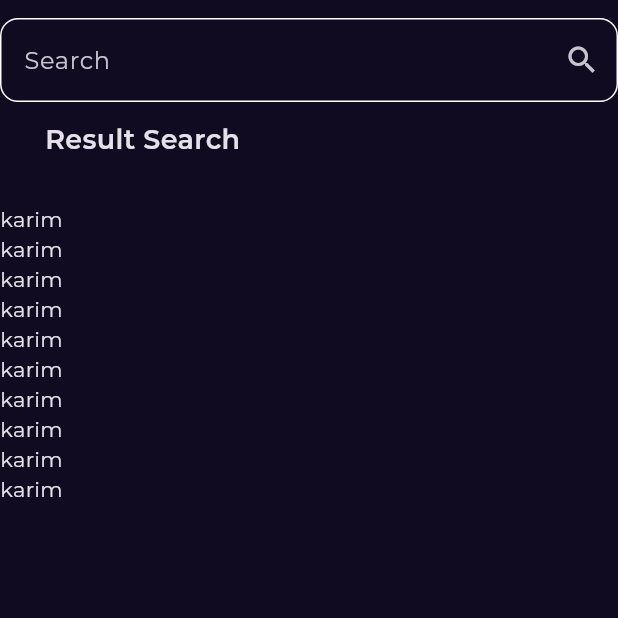
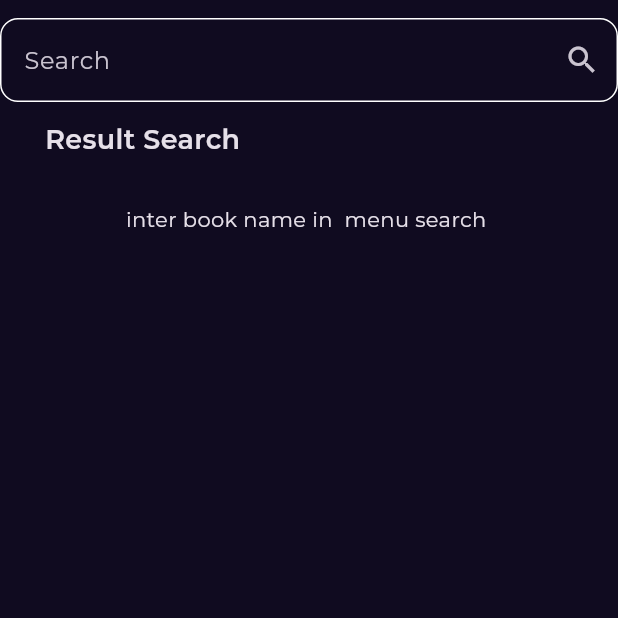
Before and after one commit to karim1430/bookly_app, a Flutter app: the screen it shows after launch, after a tap on the "search" icon, on a phone screen of 412 x 824 dp, the top half of it. Run offline on Flutter 3.47's test engine with Material 3 defaults, Android fonts, the phone set to English and light mode, and no system bars; our stand-ins replace bloc, cached_network_image, dartz, dio, equatable, flutter_bloc and 3 more; network calls fail.

Commit message:
display data in search view

```diff
--- a/lib/Features/home/data/repos/home_repo.dart
+++ b/lib/Features/home/data/repos/home_repo.dart
@@ -7,4 +7,6 @@ abstract class HomeRepo {
   Future<Either<Failure, List<BookModel>>> fetchFeatureBooks();
   Future<Either<Failure, List<BookModel>>> fetchSimilarBooks(
       {required String category});
+  Future<Either<Failure, List<BookModel>>> fetchSearchBooks(
+      {required String searchBook});
 }
--- a/lib/Features/home/presentation/views/widgets/best_seller_list_view_item.dart
+++ b/lib/Features/home/presentation/views/widgets/best_seller_list_view_item.dart
@@ -60,7 +60,7 @@ class BookListViewItem extends StatelessWidget {
                     ),
                   ),
                   Text(
-                    bookModel.volumeInfo.authors![0],
+                    bookModel.volumeInfo.authors?[0] ?? 'unknown',
                     style: Style.textStyle14
                         .copyWith(color: const Color(0xff707070)),
                   ),
--- /dev/null
+++ b/lib/Features/search/presention/manger/search_cubit/search_cubit.dart
@@ -0,0 +1,26 @@
+import 'package:bloc/bloc.dart';
+import 'package:bookly_app/Features/home/data/models/book_model/book_model.dart';
+import 'package:equatable/equatable.dart';
+
+import '../../../../home/data/repos/home_repo.dart';
+
+part 'search_state.dart';
+
+class SearchCubit extends Cubit<SearchState> {
+  SearchCubit(this.homeRepo) : super(SearchInitial());
+
+  final HomeRepo homeRepo;
+  Future<void> fetchSearchBook({required String searchBook}) async {
+    emit(SearchLouding());
+    var result = await homeRepo.fetchSearchBooks(searchBook: searchBook);
+
+    result.fold(
+      (failure) {
+        return emit(SearchFailure(failure.errMessage));
+      },
+      (books) {
+        return emit(SearchSuccess(books));
+      },
+    );
+  }
+}
--- /dev/null
+++ b/lib/Features/search/presention/manger/search_cubit/search_state.dart
@@ -0,0 +1,24 @@
+part of 'search_cubit.dart';
+
+sealed class SearchState extends Equatable {
+  const SearchState();
+
+  @override
+  List<Object> get props => [];
+}
+
+final class SearchInitial extends SearchState {}
+
+final class SearchLouding extends SearchState {}
+
+final class SearchSuccess extends SearchState {
+  final List<BookModel> bookModel;
+
+  const SearchSuccess(this.bookModel);
+}
+
+final class SearchFailure extends SearchState {
+  final String errMessage;
+
+  const SearchFailure(this.errMessage);
+}
--- a/lib/Features/search/presention/views/widgets/custom_search_text_field.dart
+++ b/lib/Features/search/presention/views/widgets/custom_search_text_field.dart
@@ -1,11 +1,12 @@
 import 'package:flutter/material.dart';
 
 class CustomSearchTextField extends StatelessWidget {
-  const CustomSearchTextField({super.key});
-
+  const CustomSearchTextField({super.key, this.onSubmitted});
+  final Function(String)? onSubmitted;
   @override
   Widget build(BuildContext context) {
     return TextField(
+      onSubmitted: onSubmitted,
       decoration: InputDecoration(
           suffixIcon: IconButton(onPressed: () {}, icon: Icon(Icons.search)),
           label: Text('Search'),
--- a/lib/Features/search/presention/views/widgets/search_result_list_view.dart
+++ b/lib/Features/search/presention/views/widgets/search_result_list_view.dart
@@ -1,19 +1,39 @@
+import 'package:bookly_app/Features/home/data/models/book_model/book_model.dart';
 import 'package:bookly_app/Features/home/presentation/views/widgets/best_seller_list_view_item.dart';
+import 'package:bookly_app/Features/search/presention/manger/search_cubit/search_cubit.dart';
+import 'package:bookly_app/core/widgets/custom_circle_indicator.dart';
+import 'package:bookly_app/core/widgets/custom_error_message.dart';
 import 'package:flutter/material.dart';
+import 'package:flutter_bloc/flutter_bloc.dart';
 
 class SearchResultListView extends StatelessWidget {
   const SearchResultListView({super.key});
 
   @override
   Widget build(BuildContext context) {
+    return BlocBuilder<SearchCubit, SearchState>(
+      builder: (context, state) {
+        if (state is SearchSuccess) {
           return ListView.builder(
               shrinkWrap: true,
               physics: const NeverScrollableScrollPhysics(),
               padding: EdgeInsets.zero,
-        itemCount: 10,
+              itemCount: state.bookModel.length,
               itemBuilder: (context, index) {
-          // return BookListViewItem();
-          return Text('karim');
+                return BookListViewItem(
+                  bookModel: state.bookModel[index],
+                );
               });
+        } else if (state is SearchFailure) {
+          return CustomErrorMessage(errMessage: state.errMessage);
+        } else if (state is SearchLouding) {
+          return const CustomCircleIndicator();
+        } else {
+          return const Center(
+            child: Text('inter book name in  menu search '),
+          );
+        }
+      },
+    );
   }
 }
--- a/lib/Features/search/presention/views/widgets/search_view_body.dart
+++ b/lib/Features/search/presention/views/widgets/search_view_body.dart
@@ -1,6 +1,8 @@
+import 'package:bookly_app/Features/search/presention/manger/search_cubit/search_cubit.dart';
 import 'package:bookly_app/Features/search/presention/views/widgets/custom_search_text_field.dart';
 import 'package:bookly_app/Features/search/presention/views/widgets/search_result_list_view.dart';
 import 'package:flutter/material.dart';
+import 'package:flutter_bloc/flutter_bloc.dart';
 
 import '../../../../../core/utils/style.dart';
 
@@ -9,28 +11,33 @@ class SearchViewBody extends StatelessWidget {
 
   @override
   Widget build(BuildContext context) {
-    return const SafeArea(
+    return SafeArea(
       child: Column(
         crossAxisAlignment: CrossAxisAlignment.start,
         children: [
-          SizedBox(
+          const SizedBox(
             height: 12,
           ),
-          CustomSearchTextField(),
-          SizedBox(
+          CustomSearchTextField(
+            onSubmitted: (data) {
+              BlocProvider.of<SearchCubit>(context)
+                  .fetchSearchBook(searchBook: data);
+            },
+          ),
+          const SizedBox(
             height: 12,
           ),
-          Padding(
+          const Padding(
             padding: EdgeInsets.only(left: 30, bottom: 20),
             child: Text(
               'Result Search',
               style: Style.textStyle18,
             ),
           ),
-          SizedBox(
+          const SizedBox(
             height: 10,
           ),
-          Expanded(
+          const Expanded(
             child: CustomScrollView(
               slivers: [
                 SliverToBoxAdapter(child: SearchResultListView()),
--- a/lib/core/erorrs/failure.dart
+++ b/lib/core/erorrs/failure.dart
@@ -40,7 +40,8 @@ class ServiceFailure extends Failure {
     } else if (statusCode == 500) {
       return ServiceFailure('Internal Server error , please try later');
     } else {
-      return ServiceFailure('Oops there was an error , please try later');
+      return ServiceFailure(
+          'Oops there was an error , please try later${statusCode}');
     }
   }
 }
--- a/lib/core/widgets/custom_error_message.dart
+++ b/lib/core/widgets/custom_error_message.dart
@@ -5,6 +5,10 @@ class CustomErrorMessage extends StatelessWidget {
   final String errMessage;
   @override
   Widget build(BuildContext context) {
-    return Center(child: Text(errMessage));
+    return Center(
+        child: Text(
+      errMessage,
+      textAlign: TextAlign.center,
+    ));
   }
 }
--- a/lib/main.dart
+++ b/lib/main.dart
@@ -2,6 +2,7 @@ import 'package:bookly_app/Features/home/data/repos/home_repo.dart';
 import 'package:bookly_app/Features/home/data/repos/home_repo_impl.dart';
 import 'package:bookly_app/Features/home/presentation/mange/feature_books_cubit/feature_books_cubit.dart';
 import 'package:bookly_app/Features/home/presentation/mange/feature_newest_cubit/feature_newest_cubit.dart';
+import 'package:bookly_app/Features/search/presention/manger/search_cubit/search_cubit.dart';
 import 'package:bookly_app/Features/splash/presentation/views/splash_view.dart';
 import 'package:bookly_app/constant.dart';
 import 'package:bookly_app/core/utils/api_service.dart';
@@ -36,6 +37,11 @@ class BooklyApp extends StatelessWidget {
             getIt.get<HomeRepoImpl>(),
           )..fetchNewestBooks(),
         ),
+        BlocProvider(
+          create: (context) => SearchCubit(
+            getIt.get<HomeRepoImpl>(),
+          ),
+        ),
       ],
       child: MaterialApp.router(
         routerConfig: AppRoute.route,
```
Also changed, not shown: lib/Features/home/data/repos/home_repo_impl.dart (+25 -0 lines). Lines whose indentation alone changed are shown as unchanged.
